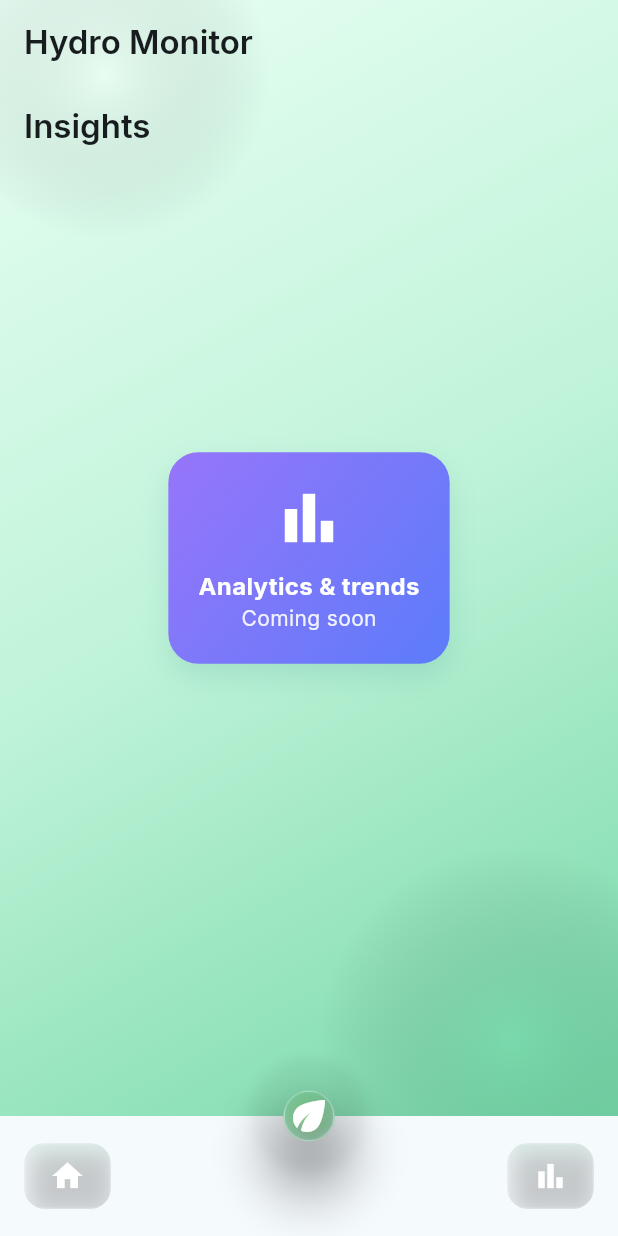
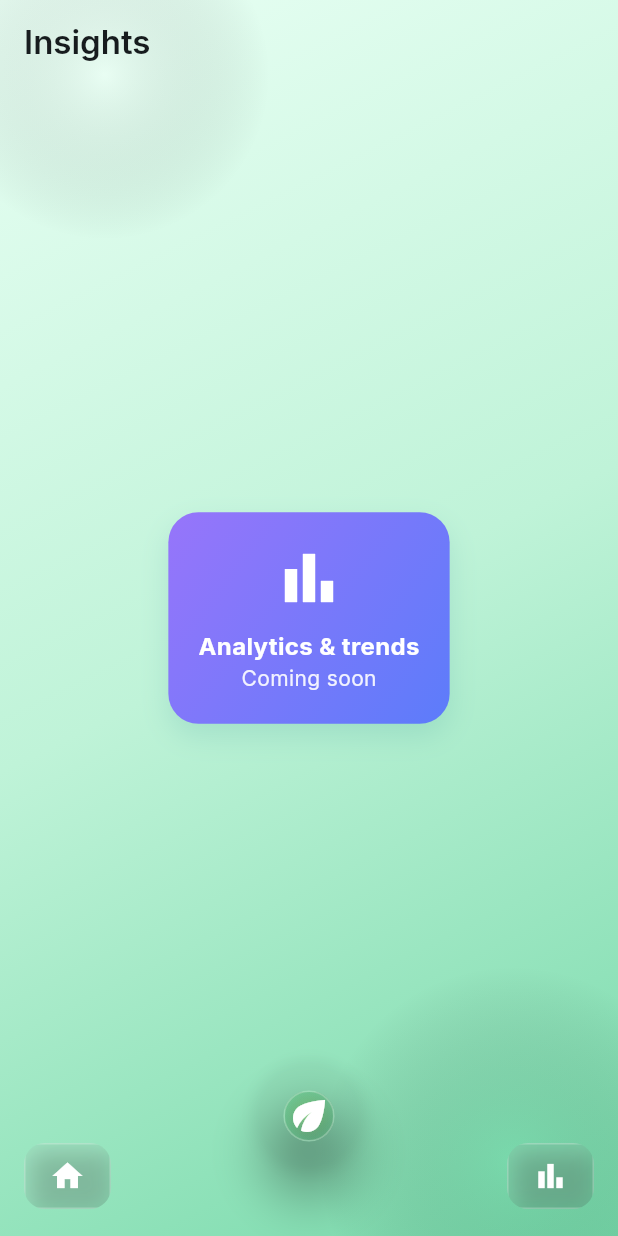
Before and after one commit to cursor2test1230-hub/hydro, a Flutter app: the screen it shows after launch, after a tap on "Nutrients", after a tap on "pH", after a tap on the "bar chart" icon, on a phone screen of 412 x 824 dp. Run offline on Flutter 3.47's test engine with Material 3 defaults, Android fonts, the phone set to English and light mode, and no system bars; our stand-ins replace google_fonts.

Commit message:
fix(nav): remove duplicate root AppBar; extendBody for bottom to match background

```diff
--- a/lib/main.dart
+++ b/lib/main.dart
@@ -46,19 +46,8 @@ class _RootScaffoldState extends State<RootScaffold> {
   Widget build(BuildContext context) {
     final ColorScheme scheme = Theme.of(context).colorScheme;
     return Scaffold(
+      extendBody: true,
       extendBodyBehindAppBar: true,
-      appBar: AppBar(
-        title: Text(
-          'Hydro Monitor',
-          style: GoogleFonts.inter(
-            fontWeight: FontWeight.w600,
-          ),
-        ),
-        backgroundColor: Colors.transparent,
-        surfaceTintColor: Colors.transparent,
-        elevation: 0,
-        scrolledUnderElevation: 0,
-      ),
       body: Stack(
         children: [
           // Richer green background with subtle glows
```
